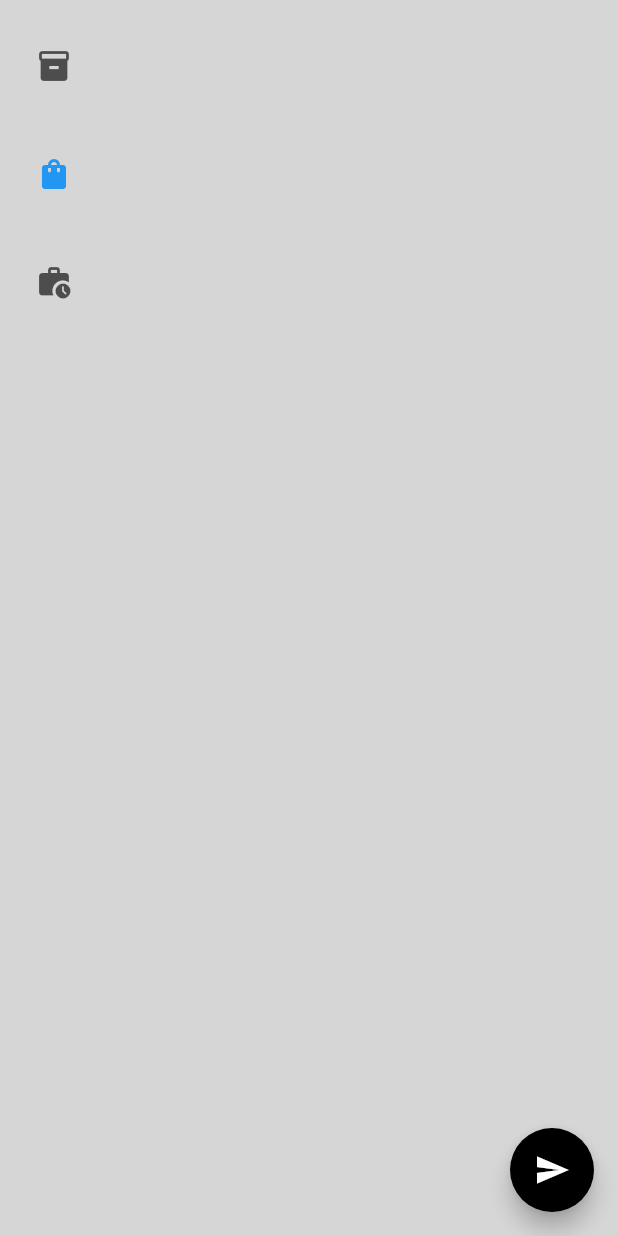
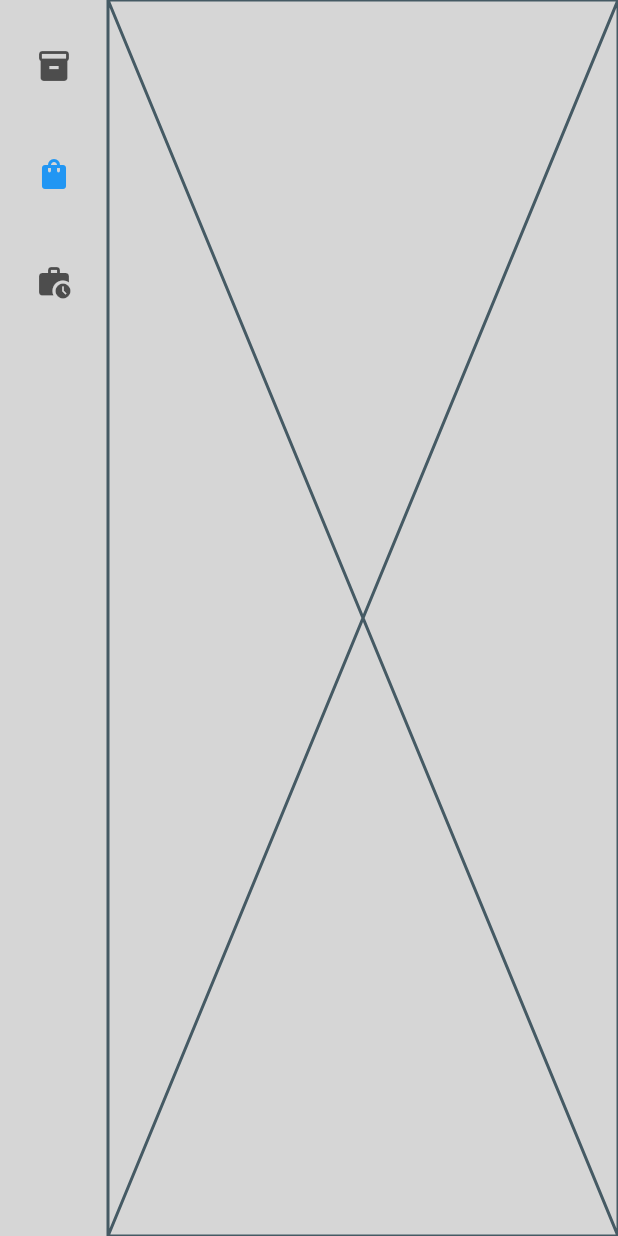
Before and after one commit to rammne/olopsc-thesis-flutter-firebase, a Flutter app: the screen it shows once a user with an empty profile is signed in, after a tap on "Bag", on a phone screen of 412 x 824 dp. Run offline on Flutter 3.47's test engine with Material 2 defaults, Android fonts, the phone set to English and light mode, and no system bars; our stand-ins replace cloud_firestore, firebase_auth, firebase_core, flutter_spinkit; accounts and stored records are empty.

Commit message:
first commit

```diff
--- /dev/null
+++ b/lib/home/bag.dart
@@ -0,0 +1,15 @@
+import 'package:flutter/material.dart';
+
+class Bag extends StatefulWidget {
+  const Bag({super.key});
+
+  @override
+  State<Bag> createState() => _BagState();
+}
+
+class _BagState extends State<Bag> {
+  @override
+  Widget build(BuildContext context) {
+    return const Placeholder();
+  }
+}
--- /dev/null
+++ b/lib/home/history.dart
@@ -0,0 +1,15 @@
+import 'package:flutter/material.dart';
+
+class History extends StatefulWidget {
+  const History({super.key});
+
+  @override
+  State<History> createState() => _HistoryState();
+}
+
+class _HistoryState extends State<History> {
+  @override
+  Widget build(BuildContext context) {
+    return const Placeholder();
+  }
+}
--- a/lib/responsive/tablet_responsive.dart
+++ b/lib/responsive/tablet_responsive.dart
@@ -1,7 +1,9 @@
 import 'package:flutter/material.dart';
 import 'package:flutter_application_1/services/auth.dart';
 
+import '../home/bag.dart';
 import '../home/item_list.dart';
+import 'package:flutter_application_1/home/history.dart';
 
 class TabletResponsive extends StatefulWidget {
   const TabletResponsive({super.key});
@@ -18,17 +20,22 @@ class _TabletResponsiveState extends State<TabletResponsive> {
   bool checked = false;
   @override
   Widget build(BuildContext context) {
-    // switch (selectedIndex) {
-    //   case 0:
-    //     page = ItemList();
-    //   case 1:
-    //     page = Bag();
-    //   case 2:
-    //     page = History();
-    //   case 3:
-    //     page = Profile();
-    // }
-    Widget? page;
+    Widget page = ItemList(checked: checked);
+    switch (selectedIndex) {
+      case 0:
+        page = ItemList(
+          checked: checked,
+        );
+        break;
+      case 1:
+        page = Bag();
+        break;
+      case 2:
+        page = History();
+        break;
+      default:
+        throw UnimplementedError('no widget found for ${selectedIndex}');
+    }
     return LayoutBuilder(
       builder: (context, constraints) {
         return Scaffold(
@@ -72,9 +79,7 @@ class _TabletResponsiveState extends State<TabletResponsive> {
               ),
               Expanded(
                 child: Container(
-                  child: ItemList(
-                    checked: checked,
-                  ),
+                  child: page,
                 ),
               ),
             ],
```
